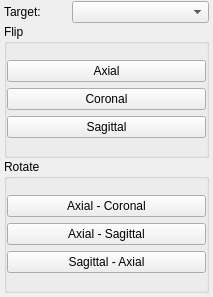
Above: src/Interface/ToolInterface/FlipToolInterface.ui from SCIInstitute/Seg3D before the change. Below: the same form after it.
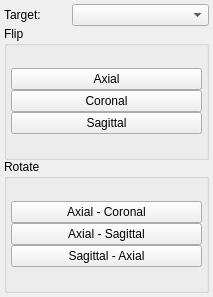
That is the form after the change.

What changed in the file:
```diff
--- a/src/Interface/ToolInterface/FlipToolInterface.ui
+++ b/src/Interface/ToolInterface/FlipToolInterface.ui
@@ -41,18 +41,9 @@
    <property name="spacing">
     <number>0</number>
    </property>
-   <property name="leftMargin">
+   <property name="margin">
     <number>4</number>
    </property>
-   <property name="topMargin">
-    <number>0</number>
-   </property>
-   <property name="rightMargin">
-    <number>4</number>
-   </property>
-   <property name="bottomMargin">
-    <number>0</number>
-   </property>
    <item>
     <layout class="QHBoxLayout" name="activeHLayout" stretch="1,2">
      <property name="spacing">
@@ -114,9 +105,15 @@
        <number>0</number>
       </property>
       <item>
-       <layout class="QVBoxLayout" name="flipVLayout" stretch="0,0,0">
+       <layout class="QVBoxLayout" name="flipVLayout" stretch="1,1,1">
         <property name="spacing">
-         <number>6</number>
+         <number>0</number>
+        </property>
+        <property name="leftMargin">
+         <number>4</number>
+        </property>
+        <property name="rightMargin">
+         <number>4</number>
         </property>
         <item>
          <widget class="QPushButton" name="flipAxialButton">
@@ -184,9 +181,15 @@
        <number>0</number>
       </property>
       <item>
-       <layout class="QVBoxLayout" name="rotateVLayout" stretch="0,0,0">
+       <layout class="QVBoxLayout" name="rotateVLayout" stretch="1,1,1">
         <property name="spacing">
-         <number>6</number>
+         <number>0</number>
+        </property>
+        <property name="leftMargin">
+         <number>4</number>
+        </property>
+        <property name="rightMargin">
+         <number>4</number>
         </property>
         <item>
          <widget class="QPushButton" name="rotateACButton">
```
